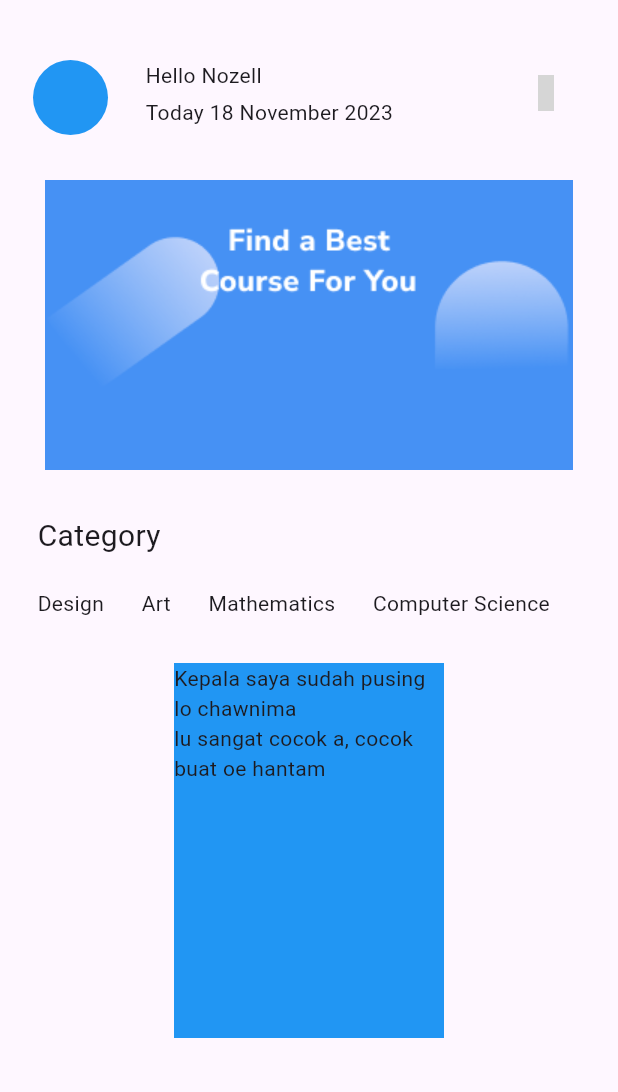
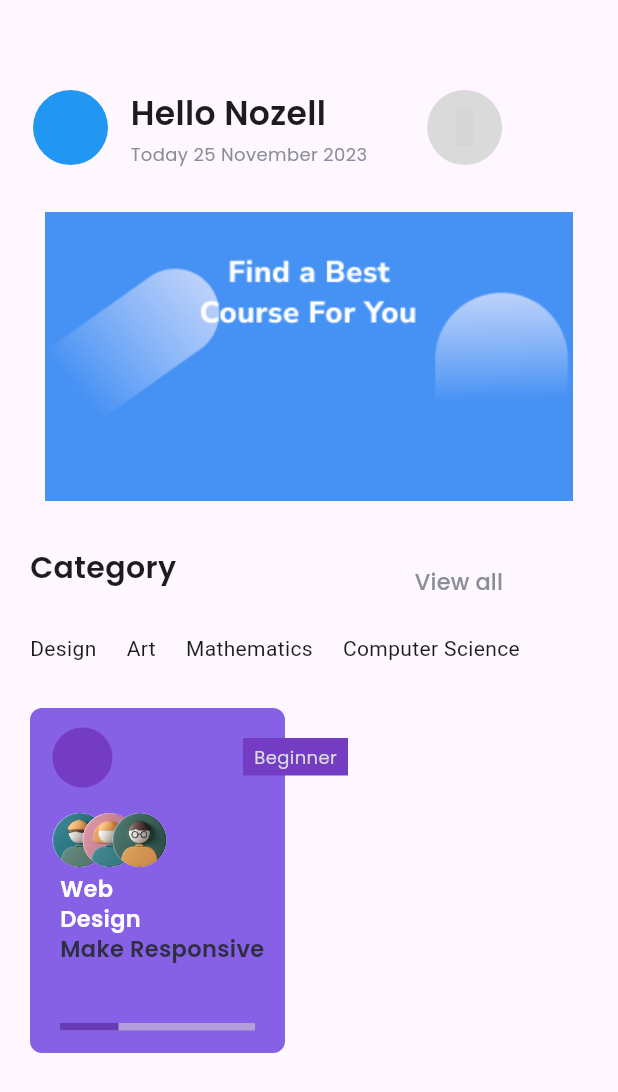
Before and after one commit to Nozel77/e-learning, a Flutter app: the screen it shows after launch, on a phone screen of 412 x 824 dp. Shown: the top 1092 px of the screen. Run offline on Flutter 3.47's test engine with Material 2 defaults, Android fonts, the phone set to English and light mode, and no system bars; drawn by our look-alikes of percent_indicator; our stand-ins replace flutter_svg, get, google_fonts, google_nav_bar, iconsax, shared_preferences; grey boxes are pictures that could not be loaded.

Commit message:
style: [RR] style/homepage

```diff
--- a/lib/app/pages/homepage/Homepage.dart
+++ b/lib/app/pages/homepage/Homepage.dart
@@ -1,7 +1,16 @@
+import 'package:e_learning/app/pages/homepage/detail/TCard.dart';
+import 'package:e_learning/app/pages/homepage/detail/THeaderHP.dart';
+import 'package:e_learning/components/BottomNav.dart';
+import 'package:e_learning/components/TCustomTab.dart';
 import 'package:e_learning/components/THeaderHome.dart';
 import 'package:e_learning/core.dart';
 import 'package:flutter/material.dart';
+import 'package:percent_indicator/percent_indicator.dart';
+import 'package:flutter_svg/flutter_svg.dart';
+import 'package:google_fonts/google_fonts.dart';
 import 'package:iconsax/iconsax.dart';
+
+import '../../../state_util.dart';
 
 class Homepage extends StatelessWidget {
   const Homepage({super.key});
@@ -11,37 +20,7 @@ class Homepage extends StatelessWidget {
     return Scaffold(
       body: Column(
         children: [
-          Container(
-            child: Row(
-              crossAxisAlignment: CrossAxisAlignment.start,
-              children: [
-                Padding(
-                  padding: EdgeInsets.only(left: 22.0, top: 40.0),
-                  child: CircleAvatar(
-                    backgroundColor: Colors.blue,
-                    radius: 25,
-                  ),
-                ),
-                Column(
-                  crossAxisAlignment: CrossAxisAlignment.start,
-                  children: [
-                    Padding(
-                      padding: EdgeInsets.only(left: 25.0, top: 40.0),
-                      child: Text("Hello Nozell"),
-                    ),
-                    Padding(
-                      padding: EdgeInsets.only(left: 25.0, top: 5.0),
-                      child: Text("Today 18 November 2023"),
-                    ),
-                  ],
-                ),
-                Padding(
-                  padding: EdgeInsets.only(left: 90.0, top: 50.0),
-                  child: Icon(Iconsax.message_notif4),
-                ),
-              ],
-            ),
-          ),
+          THeaderHP(),
           const SizedBox(
             height: 30,
           ),
@@ -51,59 +30,11 @@ class Homepage extends StatelessWidget {
           const SizedBox(
             height: 30,
           ),
-          Column(
-            children: [
-              Padding(
-                padding: const EdgeInsets.only(left: 25),
-                child: Align(
-                  alignment: Alignment.topLeft,
-                  child: Text(
-                    "Category",
-                    style: TextStyle(fontSize: 20),
-                  ),
-                ),
-              ),
-              const SizedBox(
-                height: 20,
-              ),
-              Row(
-                crossAxisAlignment: CrossAxisAlignment.start,
-                children: [
-                  Padding(
-                    padding: const EdgeInsets.only(left: 25),
-                    child: Text("Design"),
-                  ),
-                  Padding(
-                    padding: const EdgeInsets.only(left: 25),
-                    child: Text("Art"),
-                  ),
-                  Padding(
-                    padding: const EdgeInsets.only(left: 25),
-                    child: Text("Mathematics"),
-                  ),
-                  Padding(
-                    padding: const EdgeInsets.only(left: 25),
-                    child: Text("Computer Science"),
-                  ),
-                ],
-              ),
-              const SizedBox(
-                height: 30,
-              ),
-              Container(
-                color: Colors.blue,
-                width: 180,
-                height: 250,
-                child: Column(
-                  mainAxisAlignment: MainAxisAlignment.start,
-                  children: [
-                    Text("Kepala saya sudah pusing lo chawnima "),
-                    Text("lu sangat cocok a, cocok buat oe hantam"),
-                  ],
-                ),
-              )
-            ],
+          TCard(),
+          const SizedBox(
+            height: 30,
           ),
+          //Nav
         ],
       ),
     );
--- /dev/null
+++ b/lib/app/pages/homepage/detail/TCard.dart
@@ -0,0 +1,195 @@
+import 'package:e_learning/app/pages/DetailCourse/Detail.dart';
+import 'package:flutter/material.dart';
+import 'package:google_fonts/google_fonts.dart';
+import 'package:percent_indicator/linear_percent_indicator.dart';
+
+import '../../../../components/TCustomTab.dart';
+import '../../../../helper/Themes.dart';
+import '../../../../state_util.dart';
+
+
+class TCard extends StatelessWidget {
+  const TCard({
+    super.key,
+  });
+
+  @override
+  Widget build(BuildContext context) {
+    return Column(
+      children: [
+        Row(
+          crossAxisAlignment: CrossAxisAlignment.start,
+          children: [
+            Padding(
+              padding: const EdgeInsets.only(left: 20),
+              child: Text(
+                "Category",
+                style: GoogleFonts.poppins(
+                    fontWeight: FontWeight.w600, fontSize: 20),
+              ),
+            ),
+            Padding(
+              padding: const EdgeInsets.only(left: 147),
+              child: TextButton(
+                onPressed: () => Get.to(CustomTab()),
+                child: Text(
+                  TTexts.viewall,
+                  style: GoogleFonts.poppins(
+                      fontWeight: FontWeight.w500,
+                      fontSize: 15,
+                      color: Tcolor.grey),
+                ),
+              ),
+            ),
+          ],
+        ),
+        const SizedBox(
+          height: 10,
+        ),
+        Row(
+          crossAxisAlignment: CrossAxisAlignment.start,
+          children: [
+            Padding(
+              padding: const EdgeInsets.only(left: 20),
+              child: Text("Design"),
+            ),
+            Padding(
+              padding: const EdgeInsets.only(left: 20),
+              child: Text("Art"),
+            ),
+            Padding(
+              padding: const EdgeInsets.only(left: 20),
+              child: Text("Mathematics"),
+            ),
+            Padding(
+              padding: const EdgeInsets.only(left: 20),
+              child: Text("Computer Science"),
+            ),
+          ],
+        ),
+        const SizedBox(
+          height: 30,
+        ),
+        Align(
+          alignment: Alignment.centerLeft,
+          child: Padding(
+            padding: const EdgeInsets.symmetric(horizontal: 20),
+             child: GestureDetector(
+              onTap: () {
+                Get.to(DetailPage());
+              },
+            child: Stack(
+              children: [
+                ClipRRect(
+                  borderRadius: BorderRadius.circular(8),
+                  child: Container(
+                    color: Tcolor.container1,
+                    width: 170,
+                    height: 230,
+                  ),
+                ),
+                Positioned(
+                  top: 13,
+                  left: 15,
+                  child: CircleAvatar(
+                    backgroundColor: Tcolor.avatr,
+                    radius: 20,
+                  ),
+                ),
+                Positioned(
+                  top: 70,
+                  left: 15,
+                  child: CircleAvatar(
+                    backgroundImage: AssetImage(images.pf1),
+                    radius: 18,
+                  ),
+                ),
+                Positioned(
+                  top: 70,
+                  left: 35,
+                  child: CircleAvatar(
+                    backgroundImage: AssetImage(images.pf2),
+                    radius: 18,
+                  ),
+                ),
+                Positioned(
+                  top: 70,
+                  left: 55,
+                  child: CircleAvatar(
+                    backgroundImage: AssetImage(images.pf3),
+                    radius: 18,
+                  ),
+                ),
+                Padding(
+                    padding: const EdgeInsets.only(left: 20, top: 110),
+                    child: Text(
+                      "Web",
+                      style: GoogleFonts.poppins(
+                        fontWeight: FontWeight.w600,
+                        color: Colors.white,
+                        fontSize: 15,
+                      ),
+                    )),
+                Padding(
+                    padding: const EdgeInsets.only(left: 20, top: 130),
+                    child: Text(
+                      "Design",
+                      style: GoogleFonts.poppins(
+                        fontWeight: FontWeight.w600,
+                        color: Colors.white,
+                        fontSize: 15,
+                      ),
+                    )),
+                Padding(
+                    padding: const EdgeInsets.only(left: 20, top: 150),
+                    child: Text(
+                      "Make Responsive",
+                      style: GoogleFonts.poppins(
+                        fontWeight: FontWeight.w600,
+                        color: Tcolor.textColor,
+                        fontSize: 15,
+                      ),
+                    )),
+                Padding(
+                  padding: const EdgeInsets.only(left: 10, top: 210),
+                  child: LinearPercentIndicator(
+                    animation: false,
+                    lineHeight: 5,
+                    percent: 0.3,
+                    width: 150,
+                    progressColor: Colors.deepPurple,
+                    backgroundColor: Colors.deepPurple.shade200,
+                  ),
+                ),
+                Positioned(
+                  top: 20,
+                  right: 160,
+                  child: Container(
+                    width: 70,
+                    height: 25,
+                    color: Tcolor.avatr,
+                    child: Center(
+                      child: Padding(
+                        padding: const EdgeInsets.all(
+                          2,
+                        ),
+                        child: Text(
+                          "Beginner",
+                          style: GoogleFonts.poppins(
+                              fontWeight: FontWeight.w400,
+                              fontSize: 12,
+                              color: Tcolor.border),
+                        ),
+                      ),
+                    ),
+                  ),
+                )
+              ],
+            ),
+          ),
+        )
+        )
+      ],
+    );
+  }
+}
--- /dev/null
+++ b/lib/app/pages/homepage/detail/THeaderHP.dart
@@ -0,0 +1,62 @@
+import 'package:flutter/material.dart';
+import 'package:google_fonts/google_fonts.dart';
+import 'package:iconsax/iconsax.dart';
+
+import '../../../../helper/Themes.dart';
+
+class THeaderHP extends StatelessWidget {
+  const THeaderHP({
+    super.key,
+  });
+
+  @override
+  Widget build(BuildContext context) {
+    return Container(
+      child: Row(
+        crossAxisAlignment: CrossAxisAlignment.start,
+        children: [
+          Padding(
+            padding: EdgeInsets.only(left: 22.0, top: 60.0),
+            child: CircleAvatar(
+              backgroundColor: Colors.blue,
+              radius: 25,
+            ),
+          ),
+          Column(
+            crossAxisAlignment: CrossAxisAlignment.start,
+            children: [
+              Padding(
+                padding: EdgeInsets.only(left: 15.0, top: 60.0),
+                child: Text("Hello Nozell",
+                    style: GoogleFonts.poppins(
+                      fontWeight: FontWeight.w600,
+                      fontSize: 22,
+                    )),
+              ),
+              Padding(
+                padding: EdgeInsets.only(left: 15.0, top: 3.0),
+                child: Text(
+                  "Today 25 November 2023",
+                  style: GoogleFonts.poppins(
+                      fontWeight: FontWeight.w400,
+                      fontSize: 12,
+                      color: Tcolor.grey),
+                ),
+              ),
+            ],
+          ),
+          Padding(
+              padding: EdgeInsets.only(left: 40.0, top: 60.0),
+              child: CircleAvatar(
+                backgroundColor: Tcolor.border,
+                radius: 25,
+                child: Icon(
+                  Iconsax.message_notif4,
+                  size: 25,
+                ),
+              )),
+        ],
+      ),
+    );
+  }
+}
--- a/lib/app/pages/onboarding/onboarding.dart
+++ b/lib/app/pages/onboarding/onboarding.dart
@@ -1,6 +1,8 @@
 import 'package:e_learning/helper/Themes.dart';
 import 'package:flutter/material.dart';
 import 'package:flutter_svg/flutter_svg.dart';
+import 'package:shared_preferences/shared_preferences.dart';
+
 
 class OnboardContent extends StatelessWidget {
   final String svg, title, description;
--- a/lib/helper/Themes.dart
+++ b/lib/helper/Themes.dart
@@ -5,10 +5,13 @@ class Tcolor {
   static const Color background = Colors.white;
   static const Color textColor = Color.fromRGBO(46, 46, 65, 1);
   static const Color button = Color.fromRGBO(89, 143, 237, 1);
+  static const Color style = Color.fromRGBO(29, 38, 125, 1);
   static const Color secondaryText = Color.fromRGBO(255, 193, 0, 1);
-  static const Color grey = Color.fromRGBO(125, 124, 124, 1);
+  static const Color grey = Color.fromRGBO(138, 142, 151, 1);
   static const Color darkGrey = Color.fromRGBO(74, 76, 79, 1);
   static const Color border = Color.fromRGBO(218, 218, 218, 1);
+  static const Color container1 = Color.fromRGBO(134, 96, 229, 1);
+  static const Color avatr = Color.fromRGBO(116, 60, 194, 1);
 }
 
 figmaFontsize(int fontSize) {
@@ -81,6 +84,7 @@ class TTexts {
   static const String orsignwith = "or sign in with";
   static const String orsignupwith = "or sign up with";
   static const String haveaccount = "have an account?";
+  static const String viewall = "View all";
 }
 
 class Tsize {
@@ -123,4 +127,9 @@ class images {
   static const String Next = "assets/Next.svg";
   static const String google = "assets/gugel.png";
   static const String banner = "assets/banner.png";
+  static const String pf1 = "assets/Ellipse 9.png";
+  static const String pf2 = "assets/profile2.png";
+  static const String pf3 = "assets/profile3.png";
+  static const String web1 = "assets/icons8-web-design-64 (1) 1.svg";
+  static const String Webdesain = "assets/Webdesain.png";
 }
--- a/lib/main.dart
+++ b/lib/main.dart
@@ -1,3 +1,5 @@
+import 'package:e_learning/components/BottomNav.dart';
+import 'package:e_learning/components/TCustomTab.dart';
 import 'package:e_learning/core.dart';
 import 'package:e_learning/app/pages/login/Loginpage.dart';
 import 'package:e_learning/app/pages/onboarding/onboarding.dart';
--- a/pubspec.yaml
+++ b/pubspec.yaml
@@ -38,7 +38,12 @@ dependencies:
   google_fonts: ^6.1.0
   flutter_svg: ^2.0.7
   get:
+  shared_preferences:
   iconsax: ^0.0.8
+  ionicons: ^0.2.2
+  percent_indicator: ^4.2.3
+  google_nav_bar: ^5.0.6
+google_nav_bar: ^5.0.6
 
 dev_dependencies:
   flutter_test:
```
Also changed, not shown: lib/app/pages/DetailCourse/Detail.dart (added, +61 -0 lines), lib/components/BottomNav.dart (added, +62 -0 lines), lib/components/TCustomTab.dart (added, +146 -0 lines), assets/Ellipse 9.png (added), assets/Webdesain.png (added), assets/icons8-web-design-64 (1) 1.svg (added), assets/pf1.png (added), assets/profile2.png (added), assets/profile3.png (added), assets/web-design-svgrepo-com (1).svg (added), assets/web-design-svgrepo-com (3).svg (added), assets/web-design-svgrepo-com (4).svg (added), pubspec.lock, 2 other files.
